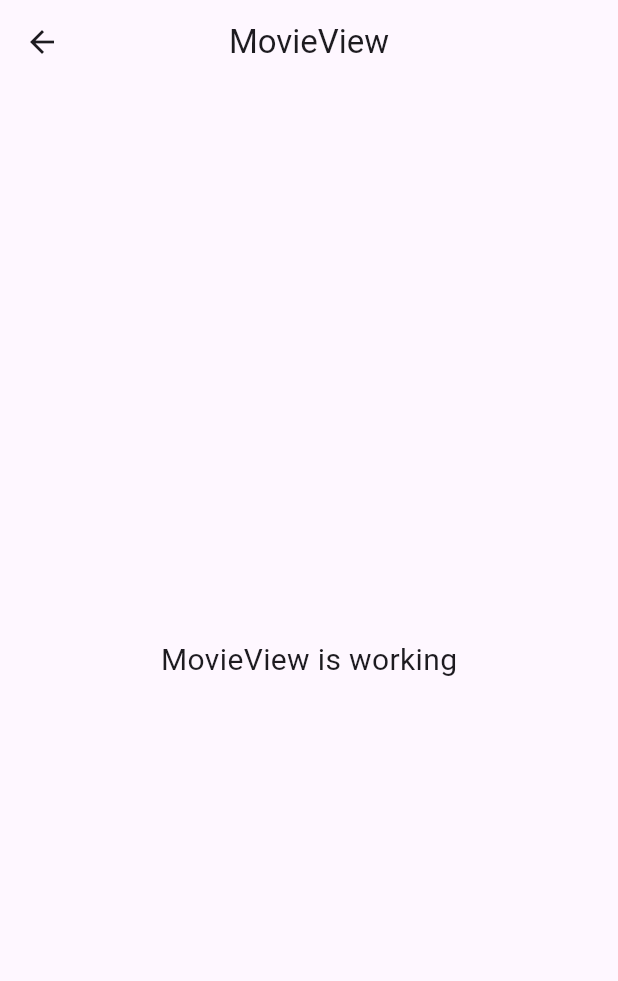
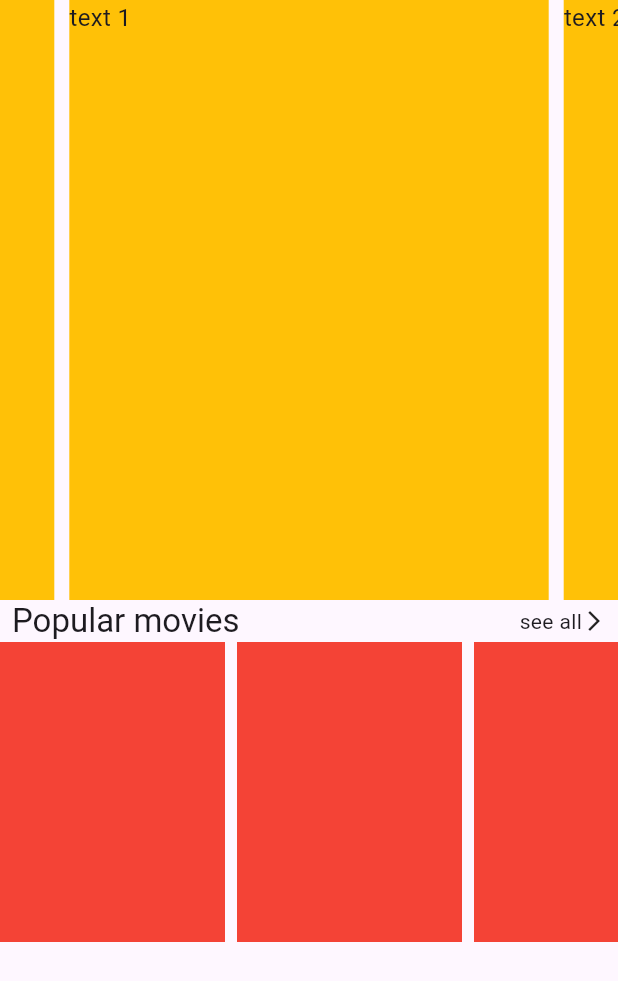
Before and after one commit to pixelperson6/cinema_app_flutter, a Flutter app: the MovieView screen opened directly, on a phone screen of 412 x 824 dp. Shown: the top 981 px of the screen. Run offline on Flutter 3.47's test engine with Material 3 defaults, Android fonts, the phone set to English and light mode, and no system bars; drawn by our look-alikes of carousel_slider; our stand-ins replace cached_network_image, dropdown_button2, get, google_fonts.

Commit message:
add : movie view

```diff
--- a/lib/app/core/values/s_text_strings.dart
+++ b/lib/app/core/values/s_text_strings.dart
@@ -1,4 +1,5 @@
 class STextString {
   STextString._();
 
+
 }
--- a/lib/app/modules/home/views/subview/movie_view.dart
+++ b/lib/app/modules/home/views/subview/movie_view.dart
@@ -1,3 +1,5 @@
+import 'package:carousel_slider/carousel_slider.dart';
+import 'package:cinema_app/app/core/values/s_spacing.dart';
 import 'package:flutter/material.dart';
 
 import 'package:get/get.dart';
@@ -7,16 +9,80 @@ class MovieView extends GetView {
   @override
   Widget build(BuildContext context) {
     return Scaffold(
-      appBar: AppBar(
-        title: const Text('MovieView'),
-        centerTitle: true,
-      ),
-      body: const Center(
-        child: Text(
-          'MovieView is working',
-          style: TextStyle(fontSize: 20),
+        body: Container(
+      child: SingleChildScrollView(
+        child: Column(
+          children: [
+
+
+            CarouselSlider(
+              options: CarouselOptions(height: 400.0 , autoPlay: true),
+              items: [1, 2, 3, 4, 5].map((i) {
+                return Builder(
+                  builder: (BuildContext context) {
+                    return Container(
+                        width: MediaQuery.of(context).size.width,
+                        margin: EdgeInsets.symmetric(horizontal: 5.0),
+                        decoration: BoxDecoration(color: Colors.amber),
+                        child: Text(
+                          'text $i',
+                          style: TextStyle(fontSize: 16.0),
+                        ));
+                  },
+                );
+              }).toList(),
+            ),
+
+
+
+
+            Row(
+              children: [
+                SSpacing.smW,
+                Text(
+                  'Popular movies',
+                  style: Get.textTheme.titleLarge,
+                ),
+                const Spacer(),
+                Text(
+                  'see all',
+                  style: Get.textTheme.bodyMedium,
+                ),
+                Icon(
+                  Icons.arrow_forward_ios,
+                  size: 16,
+                ),
+                SSpacing.smW,
+              ],
+            ),
+            SingleChildScrollView(
+              scrollDirection: Axis.horizontal,
+              child: Row(
+                children: [
+                  Container(
+                    width: 150,
+                    height: 200,
+                    color: Colors.red,
+                  ),
+                  SSpacing.smW,
+                  Container(
+                    width: 150,
+                    height: 200,
+                    color: Colors.red,
+                  ),
+                  SSpacing.smW,
+                  Container(
+                    width: 150,
+                    height: 200,
+                    color: Colors.red,
+                  ),
+                  SSpacing.smW,
+                ],
+              ),
+            )
+          ],
         ),
       ),
-    );
+    ));
   }
 }
--- a/pubspec.yaml
+++ b/pubspec.yaml
@@ -40,6 +40,7 @@ dependencies:
   cached_network_image: ^3.4.1
   intl: ^0.19.0
   google_fonts: ^6.2.1
+  carousel_slider: ^5.0.0
 
 dev_dependencies:
   flutter_test:
```
Also changed, not shown: pubspec.lock.
